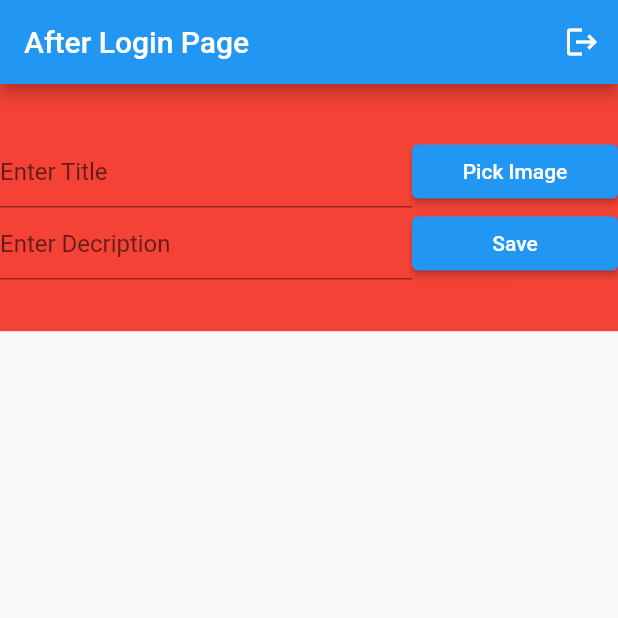
After one commit to ckkashi/fb-assignment, a Flutter app: the AfterLogin screen opened directly, on a phone screen of 412 x 824 dp, the top half of it. The commit adds this screen. Run offline on Flutter 3.47's test engine with Material 2 defaults, Android fonts, the phone set to English and light mode, and no system bars; our stand-ins replace cloud_firestore, firebase_auth, firebase_core, sizer; accounts and stored records are empty.

Commit message:
work in progress

```diff
--- /dev/null
+++ b/lib/afterLogin.dart
@@ -0,0 +1,111 @@
+import 'package:assignment/main.dart';
+import 'package:assignment/post.dart';
+import 'package:cloud_firestore/cloud_firestore.dart';
+import 'package:flutter/material.dart';
+import 'package:sizer/sizer.dart';
+import 'package:firebase_auth/firebase_auth.dart';
+
+class AfterLogin extends StatelessWidget {
+  FirebaseAuth auth = FirebaseAuth.instance;
+  Stream<QuerySnapshot> _postStream =
+      FirebaseFirestore.instance.collection('posts').snapshots();
+
+  @override
+  Widget build(BuildContext context) {
+    return Scaffold(
+      resizeToAvoidBottomInset: true,
+      appBar: AppBar(
+        title: Text('After Login Page'),
+        actions: [
+          IconButton(
+              onPressed: () async {
+                auth.signOut();
+                Navigator.pushReplacementNamed(context, "/login");
+              },
+              icon: Icon(Icons.logout))
+        ],
+      ),
+      body: Center(
+        child: SingleChildScrollView(
+          child: Container(
+            width: 100.w,
+            height: 100.h,
+            child: Column(
+              children: [
+                Container(
+                    width: 100.w,
+                    height: 20.h,
+                    color: Colors.red,
+                    child: Column(
+                      mainAxisAlignment: MainAxisAlignment.center,
+                      children: [
+                        Row(
+                          children: [
+                            Expanded(
+                                flex: 2,
+                                child: TextField(
+                                  decoration:
+                                      InputDecoration(hintText: 'Enter Title'),
+                                )),
+                            Expanded(
+                                flex: 1,
+                                child: ElevatedButton(
+                                  onPressed: () {},
+                                  child: Text('Pick Image'),
+                                ))
+                          ],
+                        ),
+                        Row(
+                          children: [
+                            Expanded(
+                                flex: 2,
+                                child: TextField(
+                                  decoration: InputDecoration(
+                                      hintText: 'Enter Decription'),
+                                )),
+                            Expanded(
+                                flex: 1,
+                                child: ElevatedButton(
+                                  onPressed: () {},
+                                  child: Text('Save'),
+                                ))
+                          ],
+                        ),
+                      ],
+                    )),
+                Container(
+                    width: 100.w,
+                    height: 80.h,
+                    child: StreamBuilder<QuerySnapshot>(
+                      stream: _postStream,
+                      builder: (BuildContext context,
+                          AsyncSnapshot<QuerySnapshot> snapshot) {
+                        if (snapshot.hasError) {
+                          return Center(child: Text('Something went wrong'));
+                        }
+
+                        if (snapshot.connectionState ==
+                            ConnectionState.waiting) {
+                          return Center(child: Text("Loading"));
+                        }
+
+                        return new ListView(
+                          // physics: NeverScrollableScrollPhysics(),
+                          children: snapshot.data!.docs
+                              .map((DocumentSnapshot document) {
+                            Map data = document.data();
+                            return Post(
+                              data: data,
+                            );
+                          }).toList(),
+                        );
+                      },
+                    )),
+              ],
+            ),
+          ),
+        ),
+      ),
+    );
+  }
+}
```
Also changed, not shown: lib/login.dart (+19 -14 lines), lib/post.dart (added, +32 -0 lines).
